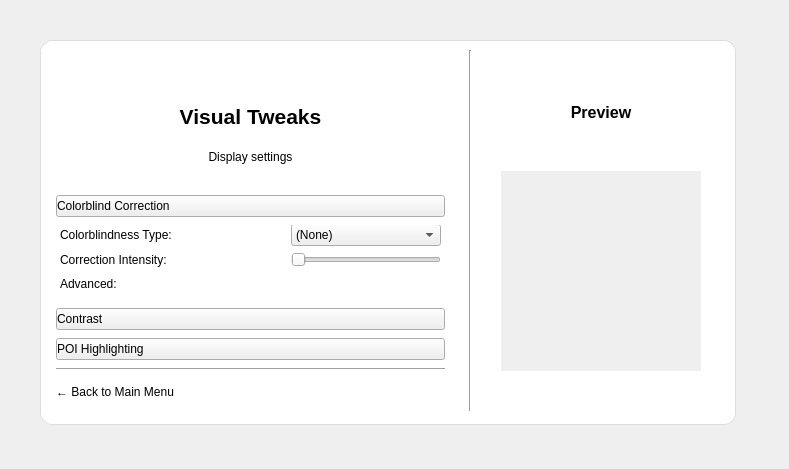
brettrjh/enable-games-local, file ui files/eg_visual_settings.ui: the form before one commit.
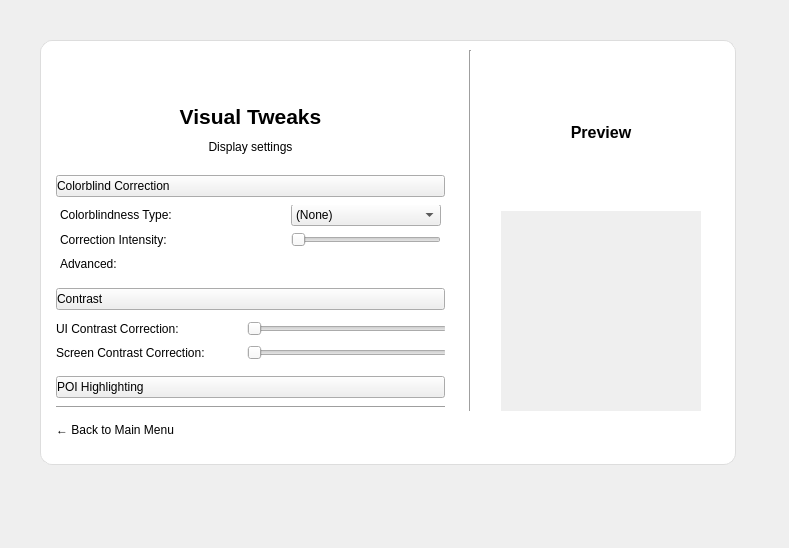
The form after the commit. Icons and pictures are not drawn.

Commit message:
Updated Visual UI for Contrast
Very similar to what the color correction looks like. No actual contrast correction added yet only UI functionality.

Diff of the .ui file:
```diff
--- a/ui files/eg_visual_settings.ui
+++ b/ui files/eg_visual_settings.ui
@@ -7,7 +7,7 @@
     <x>0</x>
     <y>0</y>
     <width>789</width>
-    <height>469</height>
+    <height>548</height>
    </rect>
   </property>
   <property name="minimumSize">
@@ -25,7 +25,7 @@
      <x>40</x>
      <y>40</y>
      <width>711</width>
-     <height>401</height>
+     <height>441</height>
     </rect>
    </property>
    <layout class="QVBoxLayout" name="layoutWindow">
@@ -57,7 +57,7 @@
          <x>0</x>
          <y>0</y>
          <width>421</width>
-         <height>381</height>
+         <height>419</height>
         </rect>
        </property>
        <layout class="QVBoxLayout" name="layoutContent">
@@ -175,6 +175,9 @@
         </item>
         <item>
          <widget class="QWidget" name="colorOptions" native="true">
+          <property name="enabled">
+           <bool>true</bool>
+          </property>
           <property name="minimumSize">
            <size>
             <width>0</width>
@@ -273,6 +276,68 @@
           </property>
          </widget>
         </item>
+        <item>
+         <widget class="QWidget" name="contrastOptions" native="true">
+          <property name="minimumSize">
+           <size>
+            <width>0</width>
+            <height>50</height>
+           </size>
+          </property>
+          <widget class="QWidget" name="gridLayoutWidget_2">
+           <property name="geometry">
+            <rect>
+             <x>0</x>
+             <y>0</y>
+             <width>391</width>
+             <height>46</height>
+            </rect>
+           </property>
+           <layout class="QGridLayout" name="gridLayout_2">
+            <item row="2" column="0">
+             <widget class="QLabel" name="lblContrastScreen">
+              <property name="text">
+               <string>Screen Contrast Correction: </string>
+              </property>
+             </widget>
+            </item>
+            <item row="1" column="0">
+             <widget class="QLabel" name="lblContrastUI">
+              <property name="text">
+               <string>UI Contrast Correction:</string>
+              </property>
+             </widget>
+            </item>
+            <item row="1" column="1">
+             <widget class="QSlider" name="sliderContrastUI">
+              <property name="maximumSize">
+               <size>
+                <width>200</width>
+                <height>16777215</height>
+               </size>
+              </property>
+              <property name="orientation">
+               <enum>Qt::Horizontal</enum>
+              </property>
+             </widget>
+            </item>
+            <item row="2" column="1">
+             <widget class="QSlider" name="sliderContrastScreen">
+              <property name="maximumSize">
+               <size>
+                <width>200</width>
+                <height>16777215</height>
+               </size>
+              </property>
+              <property name="orientation">
+               <enum>Qt::Horizontal</enum>
+              </property>
+             </widget>
+            </item>
+           </layout>
+          </widget>
+         </widget>
+        </item>
         <item>
          <widget class="QPushButton" name="btnPOIHighlight">
           <property name="styleSheet">
@@ -346,7 +411,7 @@
          <x>420</x>
          <y>0</y>
          <width>271</width>
-         <height>381</height>
+         <height>421</height>
         </rect>
        </property>
        <layout class="QVBoxLayout" name="layoutPreview">
```
The commit also changes 1 other file.
